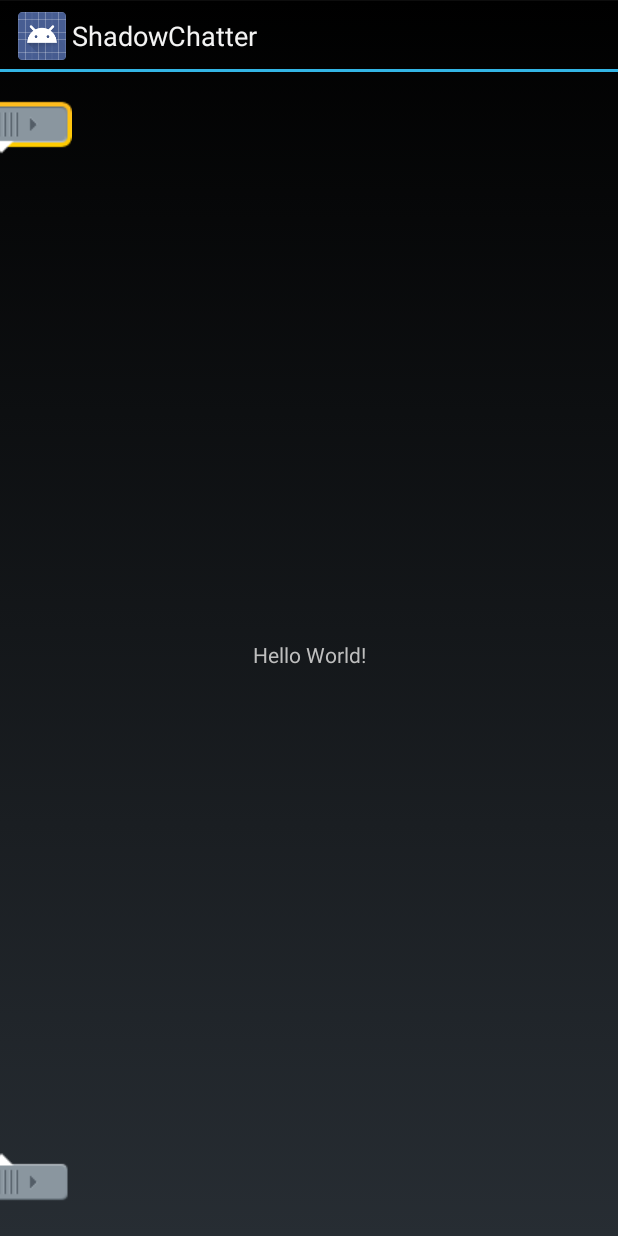
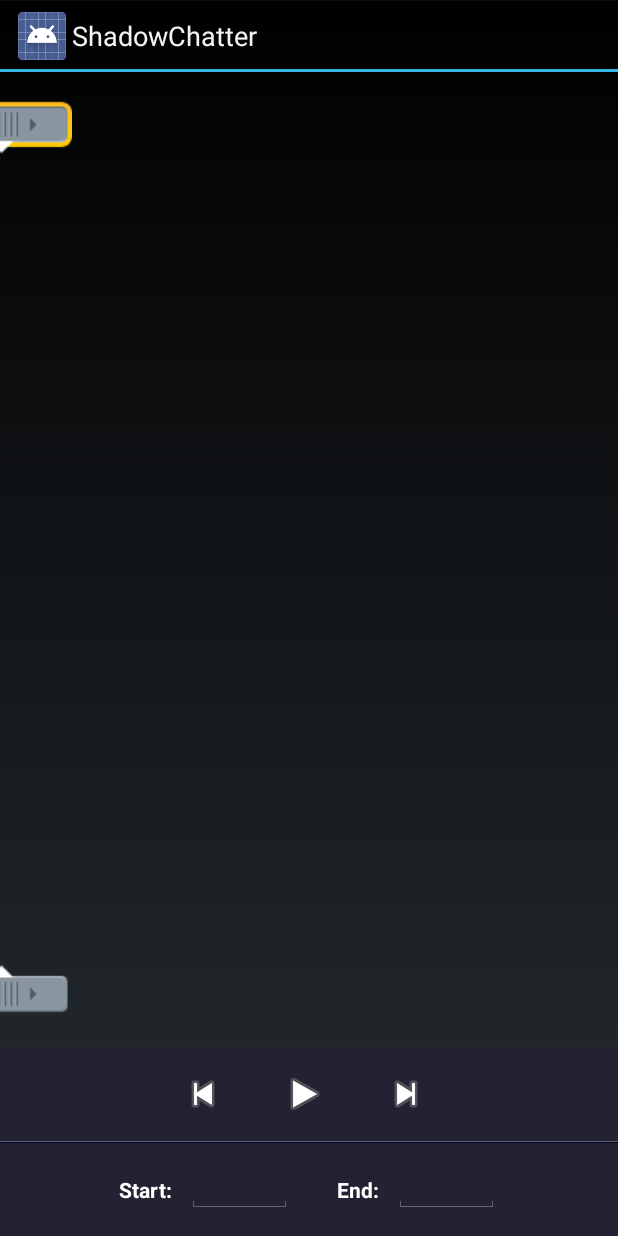
Before and after one commit to buffmail/ShadowChatter, an Android app: the screen it shows after launch (MainActivity), on a phone screen of 412 x 824 dp. Run offline under Robolectric (Android 15) with nearby library versions, the phone set to English and light mode, and no system bars; 4 statements that could not run were skipped.

Commit message:
restore play button.

```diff
--- a/app/build.gradle
+++ b/app/build.gradle
@@ -5,7 +5,7 @@ android {
     buildToolsVersion "25.0.2"
     defaultConfig {
         applicationId "buffmail.shadowchatter"
-        minSdkVersion 16
+        minSdkVersion 14
         targetSdkVersion 25
         versionCode 1
         versionName "1.0"
--- a/app/src/main/java/buffmail/shadowchatter/MainActivity.java
+++ b/app/src/main/java/buffmail/shadowchatter/MainActivity.java
@@ -6,6 +6,9 @@ import android.os.Handler;
 import android.os.Bundle;
 import android.util.DisplayMetrics;
 import android.util.Log;
+import android.view.View;
+import android.view.View.OnClickListener;
+import android.widget.ImageButton;
 import android.widget.RelativeLayout;
 
 import java.io.File;
@@ -58,6 +61,8 @@ public class MainActivity extends Activity
 
     private boolean mKeyDown;
 
+    private ImageButton mPlayButton;
+
     private Thread mLoadingSoundFileThread;
 
     @Override
@@ -71,7 +76,6 @@ public class MainActivity extends Activity
 
         mSoundFile = null;
         mKeyDown = false;
-        setContentView(R.layout.activity_main);
 
         mHandler = new Handler();
 
@@ -284,8 +288,12 @@ public class MainActivity extends Activity
         mMarkerTopOffset = (int)(10 * mDensity);
         mMarkerBottomOffset = (int)(10 * mDensity);
 
+        mPlayButton = (ImageButton)findViewById(R.id.play);
+        mPlayButton.setOnClickListener(mPlayListener);
         mWaveformView = (WaveformView)findViewById(R.id.waveform);
         mWaveformView.setListener(this);
+
+        enableDisableButtons();
 
         mMaxPos = 0;
         if (mSoundFile != null && !mWaveformView.hasSoundFile()) {
@@ -439,6 +447,7 @@ public class MainActivity extends Activity
         }
         mWaveformView.setPlayback(-1);
         mIsPlaying = false;
+        enableDisableButtons();
     }
 
     private synchronized void onPlay(int startPosition) {
@@ -472,6 +481,7 @@ public class MainActivity extends Activity
             mPlayer.seekTo(mPlayStartMsec);
             mPlayer.start();
             updateDisplay();
+            enableDisableButtons();
         } catch (Exception e) {
             return;
         }
@@ -551,4 +561,21 @@ public class MainActivity extends Activity
             return mMaxPos;
         return pos;
     }
+
+    private OnClickListener mPlayListener = new OnClickListener() {
+        public void onClick(View sender) {
+            onPlay(mStartPos);
+        }
+    };
+
+    private void enableDisableButtons() {
+        if (mIsPlaying) {
+            mPlayButton.setImageResource(android.R.drawable.ic_media_pause);
+            mPlayButton.setContentDescription(getResources().getText(R.string.stop));
+        } else {
+            mPlayButton.setImageResource(android.R.drawable.ic_media_play);
+            mPlayButton.setContentDescription(getResources().getText(R.string.play));
+        }
+    }
+
 }
--- a/app/src/main/res/layout/activity_main.xml
+++ b/app/src/main/res/layout/activity_main.xml
@@ -1,10 +1,9 @@
 <?xml version="1.0" encoding="utf-8"?>
-<android.support.constraint.ConstraintLayout xmlns:android="http://schemas.android.com/apk/res/android"
-    xmlns:app="http://schemas.android.com/apk/res-auto"
-    xmlns:tools="http://schemas.android.com/tools"
-    android:layout_width="match_parent"
-    android:layout_height="match_parent"
-    tools:context="buffmail.shadowchatter.MainActivity">
+
+<LinearLayout xmlns:android="http://schemas.android.com/apk/res/android"
+    android:layout_width="fill_parent"
+    android:layout_height="fill_parent"
+    android:orientation="vertical">
 
     <RelativeLayout
         android:layout_width="wrap_content"
@@ -35,14 +34,98 @@
 
     </RelativeLayout>
 
+    <LinearLayout
+        style="@style/ToolbarBackground"
+        android:layout_width="fill_parent"
+        android:layout_height="62dip"
+        android:gravity="center">
 
-    <TextView
-        android:layout_width="wrap_content"
-        android:layout_height="wrap_content"
-        android:text="Hello World!"
-        app:layout_constraintBottom_toBottomOf="parent"
-        app:layout_constraintLeft_toLeftOf="parent"
-        app:layout_constraintRight_toRightOf="parent"
-        app:layout_constraintTop_toTopOf="parent" />
+        <ImageButton
+            android:id="@+id/rew"
+            style="@android:style/MediaButton"
+            android:layout_width="64dip"
+            android:layout_height="52dip"
+            android:layout_marginBottom="6dip"
+            android:layout_marginTop="6dip"
+            android:contentDescription="@string/rewind"
+            android:src="@android:drawable/ic_media_previous" />
 
-</android.support.constraint.ConstraintLayout>
+        <ImageButton
+            android:id="@+id/play"
+            style="@android:style/MediaButton"
+            android:layout_width="71dip"
+            android:layout_height="52dip"
+            android:layout_marginBottom="6dip"
+            android:layout_marginTop="6dip"
+            android:contentDescription="@string/play"
+            android:src="@android:drawable/ic_media_play" />
+
+        <ImageButton
+            android:id="@+id/ffwd"
+            style="@android:style/MediaButton"
+            android:layout_width="64dip"
+            android:layout_height="52dip"
+            android:layout_marginBottom="6dip"
+            android:layout_marginRight="5dip"
+            android:layout_marginTop="6dip"
+            android:contentDescription="@string/ffwd"
+            android:src="@android:drawable/ic_media_next" />
+
+    </LinearLayout>
+
+    <LinearLayout style="@style/HorizontalDividerTop" />
+    <LinearLayout style="@style/HorizontalDividerBottom" />
+
+    <LinearLayout
+        style="@style/ToolbarBackground"
+        android:layout_width="fill_parent"
+        android:layout_height="62dip"
+        android:gravity="center"
+        android:orientation="horizontal">
+
+        <TextView
+            android:id="@+id/mark_start"
+            android:text="@string/start_label"
+            android:textColor="#ffffffff"
+            android:textSize="14sp"
+            android:textStyle="bold"
+            android:labelFor="@+id/starttext"
+            android:clickable="true"
+            android:gravity="center"
+            android:layout_width="wrap_content"
+            android:layout_height="31dip" />
+
+        <EditText
+            android:id="@+id/starttext"
+            android:textSize="16sp"
+            android:inputType="number|numberDecimal"
+            android:layout_marginLeft="10dip"
+            android:layout_marginRight="30dip"
+            android:layout_width="70dip"
+            android:layout_height="31dip"
+            android:gravity="center" />
+
+        <TextView
+            android:id="@+id/mark_end"
+            android:text="@string/end_label"
+            android:textColor="#ffffffff"
+            android:textSize="14sp"
+            android:textStyle="bold"
+            android:labelFor="@+id/endtext"
+            android:clickable="true"
+            android:gravity="center"
+            android:layout_width="wrap_content"
+            android:layout_height="31dip" />
+
+        <EditText
+            android:id="@+id/endtext"
+            android:textSize="16sp"
+            android:inputType="number|numberDecimal"
+            android:layout_width="70dip"
+            android:layout_height="31dip"
+            android:layout_marginLeft="10dip"
+            android:gravity="center" />
+
+    </LinearLayout>
+
+</LinearLayout>
--- a/app/src/main/res/values/strings.xml
+++ b/app/src/main/res/values/strings.xml
@@ -2,4 +2,13 @@
     <string name="app_name">ShadowChatter</string>
     <string name="start_marker">Start marker</string>
     <string name="end_marker">End marker</string>
+    <string name="start_label">Start:</string>
+    <string name="end_label">End:</string>
+    <string name="rewind">Rewind</string>
+    <string name="play">Play</string>
+    <string name="stop">Stop</string>
+    <string name="ffwd">Fast forward</string>
+    <string name="zoom_in">Zoom In</string>
+    <string name="zoom_out">Zoom Out</string>
+    <string name="save_button">Save</string>
 </resources>
--- a/app/src/main/res/values/styles.xml
+++ b/app/src/main/res/values/styles.xml
@@ -8,4 +8,18 @@
         <item name="colorAccent">@color/colorAccent</item>
     </style>
 
+    <style name="ToolbarBackground">
+        <item name="android:background">#222233</item>
+    </style>
+    <style name="HorizontalDividerTop">
+        <item name="android:layout_width">fill_parent</item>
+        <item name="android:layout_height">1px</item>
+        <item name="android:background">#666677</item>
+    </style>
+    <style name="HorizontalDividerBottom">
+        <item name="android:layout_width">fill_parent</item>
+        <item name="android:layout_height">1px</item>
+        <item name="android:background">#000022</item>
+    </style>
+
 </resources>
```
